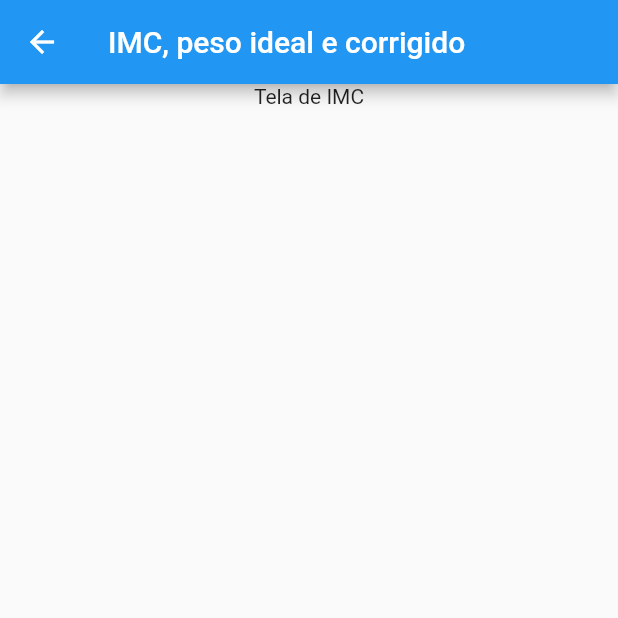
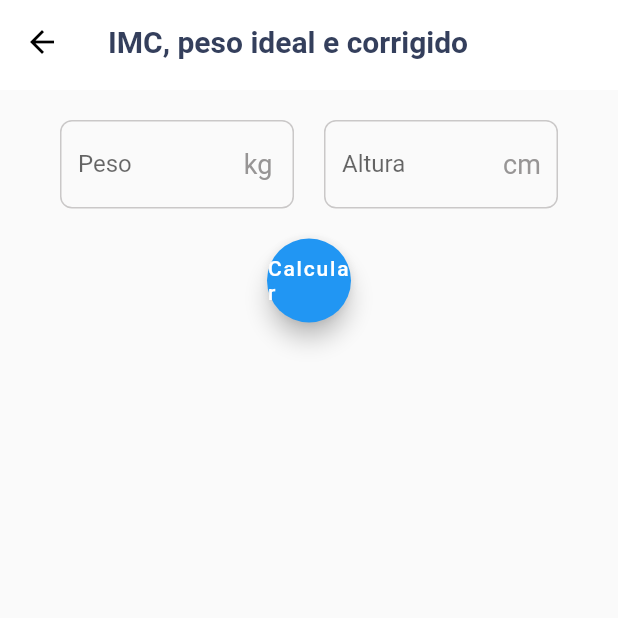
Before and after one commit to patrickkaic/AxCalc, a Flutter app: the screen it shows after launch, after a tap on "IMC, peso ideal e corrigido", on a phone screen of 412 x 824 dp, the top half of it. Run offline on Flutter 3.47's test engine with Material 2 defaults, Android fonts, the phone set to English and light mode, and no system bars.

Commit message:
new features

```diff
--- a/lib/details_page/details_page.dart
+++ /dev/null
@@ -1,26 +0,0 @@
-import 'package:flutter/material.dart';
-
-class detailsPage extends StatefulWidget {
-  const detailsPage({super.key});
-
-  @override
-  State<detailsPage> createState() => _detailsPageState();
-}
-
-class _detailsPageState extends State<detailsPage> {
-  @override
-  Widget build(BuildContext context) {
-    return Scaffold(
-      appBar: AppBar(
-        title: Text('IMC, peso ideal e corrigido'),
-      ),
-      body: Center(
-        child: Column(
-          children: [
-            Text('Tela de IMC'),
-          ],
-        ),
-      ),
-    );
-  }
-}
--- /dev/null
+++ b/lib/details_page/details_page_imc.dart
@@ -0,0 +1,106 @@
+// ignore_for_file: prefer_const_constructors, prefer_const_literals_to_create_immutables
+
+import 'package:flutter/material.dart';
+
+class DetailsPage extends StatefulWidget {
+  const DetailsPage({super.key});
+
+  @override
+  State<DetailsPage> createState() => _DetailsPageState();
+}
+
+class _DetailsPageState extends State<DetailsPage> {
+  @override
+  Widget build(BuildContext context) {
+    return Scaffold(
+      appBar: PreferredSize(
+        preferredSize: Size.fromHeight(60.0),
+        child: AppBar(
+          leading: BackButton(color: Colors.black),
+          backgroundColor: Colors.white,
+          elevation: 0,
+          title: const Text(
+            'IMC, peso ideal e corrigido',
+            style: TextStyle(
+              color: Color.fromARGB(255, 52, 63, 92),
+              fontSize: 20,
+              fontWeight: FontWeight.bold,
+            ),
+          ),
+        ),
+      ),
+      body: Column(
+        children: [
+          Padding(
+            padding: const EdgeInsets.symmetric(horizontal: 40.0, vertical: 20),
+            child: Row(
+              children: [
+                Expanded(
+                  child: TextFormField(
+                    keyboardType: TextInputType.number,
+                    decoration: InputDecoration(
+                      focusedBorder: OutlineInputBorder(
+                        borderSide: BorderSide(
+                            color: Color.fromARGB(255, 202, 200, 200)),
+                        borderRadius: BorderRadius.circular(8),
+                      ),
+                      labelText: 'Peso',
+                      suffixIcon: Align(
+                        widthFactor: 1.0,
+                        heightFactor: 1.0,
+                        child: Text('kg',
+                            style: TextStyle(
+                                fontSize: 18,
+                                color: Color.fromARGB(255, 151, 149, 149))),
+                      ),
+                      enabledBorder: OutlineInputBorder(
+                        borderSide: BorderSide(
+                            color: Color.fromARGB(255, 202, 200, 200)),
+                        borderRadius: BorderRadius.circular(8),
+                      ),
+                    ),
+                  ),
+                ),
+                SizedBox(width: 20),
+                Expanded(
+                  child: TextFormField(
+                    keyboardType: TextInputType.number,
+                    decoration: InputDecoration(
+                      focusedBorder: OutlineInputBorder(
+                        borderSide: BorderSide(
+                          color: Color.fromARGB(255, 202, 200, 200),
+                        ),
+                        borderRadius: BorderRadius.circular(8),
+                      ),
+                      labelText: 'Altura',
+                      suffixIcon: Align(
+                        widthFactor: 1.0,
+                        heightFactor: 1.0,
+                        child: Text(
+                          'cm',
+                          style: TextStyle(
+                            fontSize: 18,
+                            color: Color.fromARGB(255, 151, 149, 149),
+                          ),
+                        ),
+                      ),
+                      enabledBorder: OutlineInputBorder(
+                        borderSide: BorderSide(
+                            color: const Color.fromARGB(255, 202, 200, 200)),
+                        borderRadius: BorderRadius.circular(8),
+                      ),
+                    ),
+                  ),
+                ),
+              ],
+            ),
+          ),
+          FloatingActionButton(
+            onPressed: () {},
+            child: Text('Calcular'),
+          )
+        ],
+      ),
+    );
+  }
+}
--- a/lib/homescreen/home_page.dart
+++ b/lib/homescreen/home_page.dart
@@ -4,7 +4,7 @@ import 'package:axcalc/details_page/details_page_inf.dart';
 import 'package:axcalc/homescreen/my_cards.dart';
 import 'package:flutter/material.dart';
 
-import '../details_page/details_page.dart';
+import '../details_page/details_page_imc.dart';
 
 class HomePage extends StatelessWidget {
   HomePage({super.key});
@@ -83,7 +83,7 @@ class HomePage extends StatelessWidget {
               Navigator.push(
                 context,
                 MaterialPageRoute(
-                  builder: (context) => const detailsPage(),
+                  builder: (context) => const DetailsPage(),
                 ),
               );
             },
```
